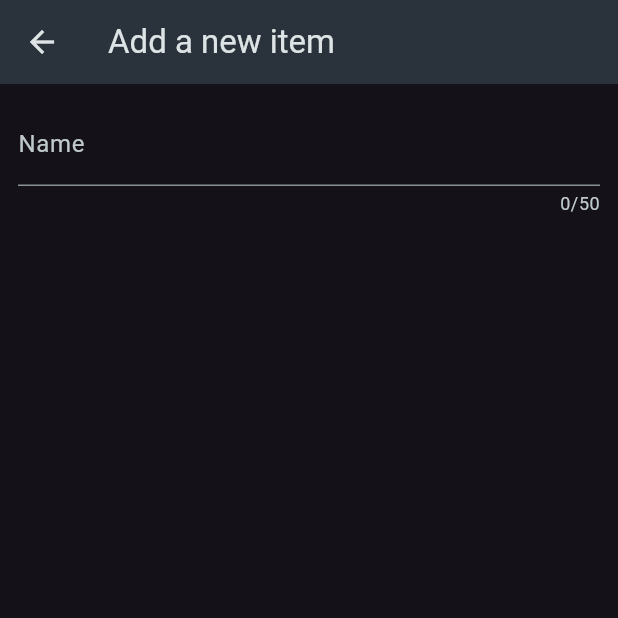
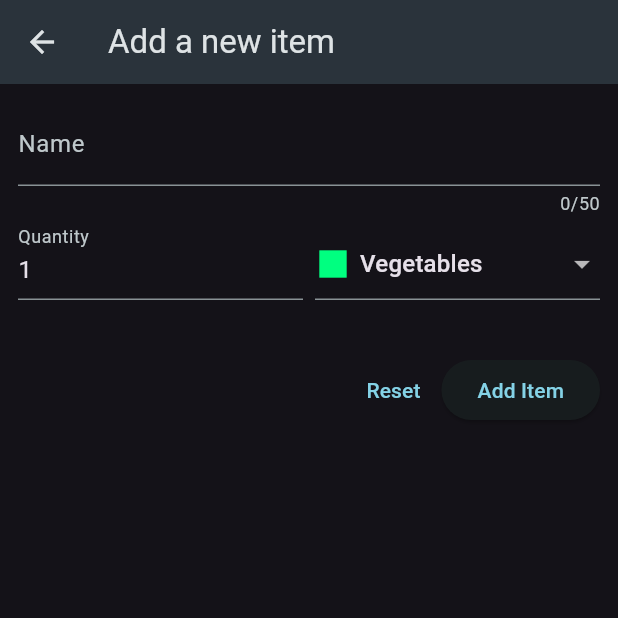
Before and after one commit to ziadabdelaziz/Learning-Flutter, a Flutter app: the screen it shows after launch, after a tap on the "add" icon, on a phone screen of 412 x 824 dp, the top half of it. Run offline on Flutter 3.47's test engine with Material 3 defaults, Android fonts, the phone set to English and light mode, and no system bars; our stand-ins replace flutter_riverpod, google_fonts, transparent_image.

Commit message:
[ADD]: day39

```diff
--- a/shopping_list/lib/screens/groceries_screen.dart
+++ b/shopping_list/lib/screens/groceries_screen.dart
@@ -1,6 +1,8 @@
 import 'package:flutter/material.dart';
 import 'package:flutter_riverpod/flutter_riverpod.dart';
-import 'package:shopping_list/provider/groceries.dart';
+import 'package:shopping_list/data/dummy_items.dart';
+import 'package:shopping_list/models/grocery_item.dart';
+// import 'package:shopping_list/provider/groceries.dart';
 import 'package:shopping_list/screens/new_item_screen.dart';
 
 class GroceriesScreen extends ConsumerStatefulWidget {
@@ -11,17 +13,46 @@ class GroceriesScreen extends ConsumerStatefulWidget {
 }
 
 class _ShoppingListScreenState extends ConsumerState<GroceriesScreen> {
-  void _addItem() {
-    Navigator.of(context).push(
+  final List<GroceryItem> _groceryItems = [];
+
+  void _addItem() async {
+    final newItem = await Navigator.of(context).push<GroceryItem>(
       MaterialPageRoute(
         builder: (ctx) => const NewItemScreen(),
       ),
     );
+
+    if (newItem == null) {
+      return;
+    }
+
+    setState(() {
+      _groceryItems.add(newItem);
+    });
   }
 
   @override
   Widget build(BuildContext context) {
-    final groceries = ref.read(groceriesProvider);
+    // final groceries = ref.read(groceriesProvider);
+
+    Widget listUI = Padding(
+      padding: const EdgeInsets.all(16.0),
+      child: ListView.builder(
+        itemCount: _groceryItems.length,
+        itemBuilder: (context, index) => ListTile(
+          leading: Icon(
+            Icons.square,
+            color: _groceryItems[index].category.color,
+          ),
+          title: Text(_groceryItems[index].name),
+          trailing: Text(
+            '${_groceryItems[index].quantity}',
+            style: const TextStyle(fontSize: 16),
+          ),
+        ),
+      ),
+    );
+
     return Scaffold(
       appBar: AppBar(
         title: const Text('Your Groceries'),
@@ -32,23 +63,11 @@ class _ShoppingListScreenState extends ConsumerState<GroceriesScreen> {
           ),
         ],
       ),
-      body: Padding(
-        padding: const EdgeInsets.all(16.0),
-        child: ListView.builder(
-          itemCount: groceries.length,
-          itemBuilder: (context, index) => ListTile(
-            leading: Icon(
-              Icons.square,
-              color: groceries[index].category.color,
-            ),
-            title: Text(groceries[index].name),
-            trailing: Text(
-              '${groceries[index].quantity}',
-              style: const TextStyle(fontSize: 16),
-            ),
-          ),
-        ),
-      ),
+      body: _groceryItems.isEmpty
+          ? const Center(
+              child: Text('There is no groceries yet!'),
+            )
+          : listUI,
     );
   }
 }
--- a/shopping_list/lib/screens/new_item_screen.dart
+++ b/shopping_list/lib/screens/new_item_screen.dart
@@ -1,4 +1,7 @@
 import 'package:flutter/material.dart';
+import 'package:shopping_list/data/categories.dart';
+import 'package:shopping_list/models/category.dart';
+import 'package:shopping_list/models/grocery_item.dart';
 
 class NewItemScreen extends StatefulWidget {
   const NewItemScreen({super.key});
@@ -8,6 +11,25 @@ class NewItemScreen extends StatefulWidget {
 }
 
 class _NewItemScreenState extends State<NewItemScreen> {
+  final _formKey = GlobalKey<FormState>();
+
+  var _enteredName = '';
+  var _enteredQuantity = 1;
+  var _selectedCategory = categories[Categories.vegetables]!;
+
+  void _saveItem() {
+    final formState = _formKey.currentState!;
+    if (formState.validate()) {
+      formState.save();
+      Navigator.of(context).pop(GroceryItem(
+        id: DateTime.now().toString(),
+        name: _enteredName,
+        quantity: _enteredQuantity,
+        category: _selectedCategory,
+      ));
+    }
+  }
+
   @override
   Widget build(BuildContext context) {
     return Scaffold(
@@ -17,19 +39,96 @@ class _NewItemScreenState extends State<NewItemScreen> {
       body: Padding(
         padding: const EdgeInsets.all(12),
         child: Form(
+          key: _formKey,
           child: Column(
             children: [
               TextFormField(
-                  maxLength: 50,
-                  decoration: const InputDecoration(
-                    label: Text('Name'),
+                maxLength: 50,
+                decoration: const InputDecoration(
+                  label: Text('Name'),
+                ),
+                validator: (value) {
+                  if (value == null ||
+                      value.isEmpty ||
+                      value.trim().length <= 1 ||
+                      value.length > 50) {
+                    return 'Must be between 1 and 50 characters';
+                  }
+                  return null;
+                },
+                onSaved: (value) {
+                  _enteredName = value!;
+                },
+              ),
+              Row(
+                crossAxisAlignment: CrossAxisAlignment.end,
+                children: [
+                  Expanded(
+                    child: TextFormField(
+                      decoration: const InputDecoration(
+                        label: Text('Quantity'),
+                      ),
+                      initialValue: '1',
+                      keyboardType: TextInputType.number,
+                      validator: (value) {
+                        if (value == null ||
+                            value.isEmpty ||
+                            int.tryParse(value) == null ||
+                            int.tryParse(value)! <= 0) {
+                          return 'Must be a valid positive number';
+                        }
+                        return null;
+                      },
+                      onSaved: (value) {
+                        _enteredQuantity = int.parse(value!);
+                      },
+                    ),
                   ),
-                  validator: (value) {
-                    if (value == 'ziad') {
-                      return 'HACKER!!!';
-                    }
-                    return 'Nop';
-                  }),
+                  const SizedBox(width: 8),
+                  Expanded(
+                    child: DropdownButtonFormField(
+                      value: _selectedCategory,
+                      items: [
+                        for (final category in categories.entries)
+                          DropdownMenuItem(
+                            value: category.value,
+                            child: Row(
+                              children: [
+                                Icon(
+                                  Icons.square,
+                                  color: category.value.color,
+                                ),
+                                const SizedBox(width: 6),
+                                Text(category.value.title)
+                              ],
+                            ),
+                          ),
+                      ],
+                      onChanged: (value) {
+                        setState(() {
+                          _selectedCategory = value!;
+                        });
+                      },
+                    ),
+                  )
+                ],
+              ),
+              const SizedBox(height: 36),
+              Row(
+                mainAxisAlignment: MainAxisAlignment.end,
+                children: [
+                  TextButton(
+                    onPressed: () {
+                      _formKey.currentState!.reset();
+                    },
+                    child: const Text('Reset'),
+                  ),
+                  ElevatedButton(
+                    onPressed: _saveItem,
+                    child: const Text('Add Item'),
+                  ),
+                ],
+              )
             ],
           ),
         ),
```
Also changed, not shown: 1 other file.
